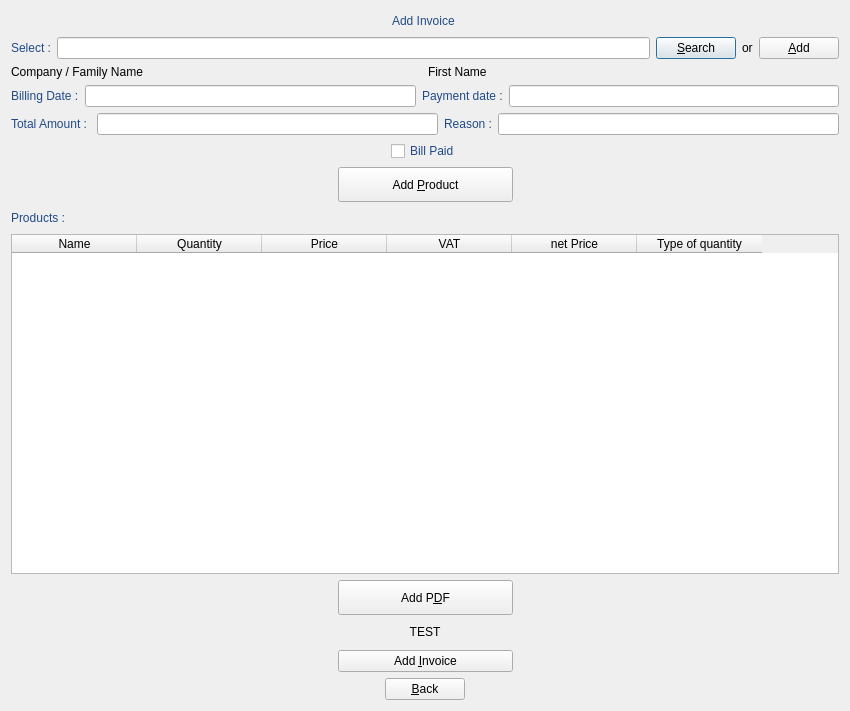
Qt form manageBill/dialogaddinvoice.ui (JMainard/manageBill) before a commit.
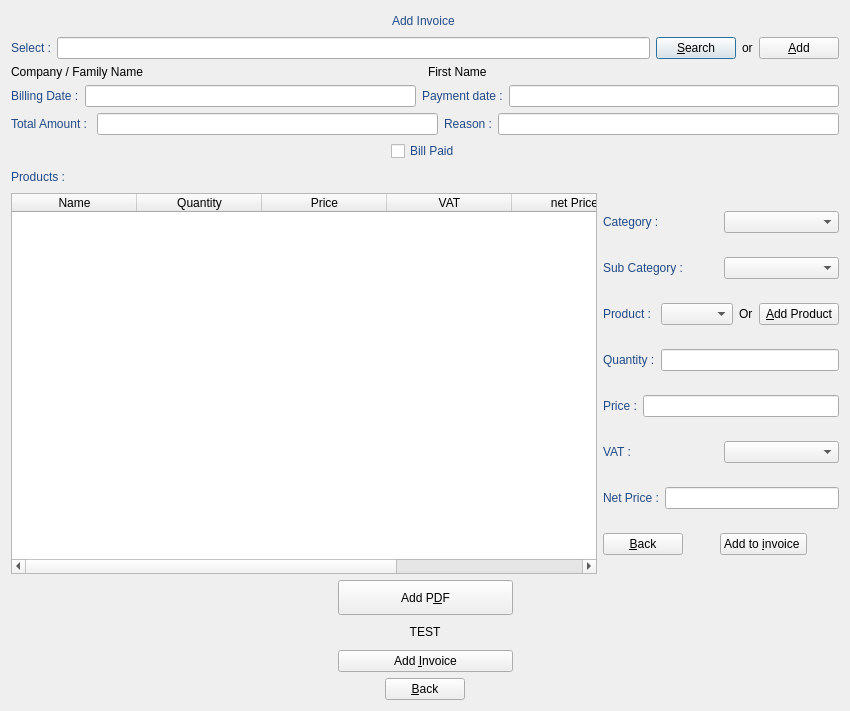
The same form after that commit. Icons and pictures are not drawn.

What changed in the file:
```diff
--- a/manageBill/dialogaddinvoice.ui
+++ b/manageBill/dialogaddinvoice.ui
@@ -271,60 +271,7 @@
     </layout>
    </item>
    <item row="6" column="0">
-    <layout class="QGridLayout" name="gridLayout_11">
-     <item row="0" column="0">
-      <spacer name="horizontalSpacer">
-       <property name="orientation">
-        <enum>Qt::Horizontal</enum>
-       </property>
-       <property name="sizeHint" stdset="0">
-        <size>
-         <width>40</width>
-         <height>20</height>
-        </size>
-       </property>
-      </spacer>
-     </item>
-     <item row="0" column="1">
-      <widget class="QPushButton" name="pushButtonAddProduct">
-       <property name="minimumSize">
-        <size>
-         <width>175</width>
-         <height>35</height>
-        </size>
-       </property>
-       <property name="styleSheet">
-        <string notr="true">font: 75 14pt &quot;URW Palladio L&quot;;</string>
-       </property>
-       <property name="text">
-        <string>Add &amp;Product</string>
-       </property>
-       <property name="icon">
-        <iconset resource="icon.qrc">
-         <normaloff>:/icon/image/add24.png</normaloff>:/icon/image/add24.png</iconset>
-       </property>
-       <property name="iconSize">
-        <size>
-         <width>24</width>
-         <height>24</height>
-        </size>
-       </property>
-      </widget>
-     </item>
-     <item row="0" column="2">
-      <spacer name="horizontalSpacer_2">
-       <property name="orientation">
-        <enum>Qt::Horizontal</enum>
-       </property>
-       <property name="sizeHint" stdset="0">
-        <size>
-         <width>40</width>
-         <height>20</height>
-        </size>
-       </property>
-      </spacer>
-     </item>
-    </layout>
+    <layout class="QGridLayout" name="gridLayout_11"/>
    </item>
    <item row="7" column="0">
     <layout class="QGridLayout" name="gridLayout_5">
@@ -355,6 +302,8 @@
     </layout>
    </item>
    <item row="8" column="0">
+    <layout class="QGridLayout" name="gridLayout_30">
+     <item row="0" column="0">
     <widget class="QTableWidget" name="tableWidgetProduct">
      <property name="minimumSize">
       <size>
@@ -414,6 +363,241 @@
       </property>
      </column>
     </widget>
+     </item>
+     <item row="0" column="1">
+      <layout class="QGridLayout" name="gridLayout_29">
+       <item row="1" column="0">
+        <layout class="QGridLayout" name="gridLayout_27">
+         <item row="0" column="0">
+          <widget class="QLabel" name="labelSubCategory">
+           <property name="styleSheet">
+            <string notr="true">font: 75 13pt &quot;URW Palladio L&quot;;
+color: rgb(32, 74, 135);</string>
+           </property>
+           <property name="text">
+            <string>Sub Category :</string>
+           </property>
+          </widget>
+         </item>
+         <item row="0" column="1">
+          <widget class="QComboBox" name="comboBoxSCategory"/>
+         </item>
+        </layout>
+       </item>
+       <item row="2" column="0">
+        <layout class="QGridLayout" name="gridLayout_26">
+         <item row="0" column="0">
+          <widget class="QLabel" name="labelSelectProduct">
+           <property name="styleSheet">
+            <string notr="true">font: 75 13pt &quot;URW Palladio L&quot;;
+color: rgb(32, 74, 135);</string>
+           </property>
+           <property name="text">
+            <string>Product : </string>
+           </property>
+          </widget>
+         </item>
+         <item row="0" column="1">
+          <widget class="QComboBox" name="comboBoxProduct_2"/>
+         </item>
+         <item row="0" column="2">
+          <widget class="QLabel" name="labelOr_3">
+           <property name="styleSheet">
+            <string notr="true">font: 75 13pt &quot;URW Palladio L&quot;;</string>
+           </property>
+           <property name="text">
+            <string>Or</string>
+           </property>
+          </widget>
+         </item>
+         <item row="0" column="3">
+          <widget class="QPushButton" name="pushButtonAddNewProduct">
+           <property name="styleSheet">
+            <string notr="true">font: 75 13pt &quot;URW Palladio L&quot;;
+</string>
+           </property>
+           <property name="text">
+            <string>&amp;Add Product</string>
+           </property>
+           <property name="icon">
+            <iconset resource="icon.qrc">
+             <normaloff>:/icon/image/add24.png</normaloff>:/icon/image/add24.png</iconset>
+           </property>
+           <property name="iconSize">
+            <size>
+             <width>24</width>
+             <height>24</height>
+            </size>
+           </property>
+          </widget>
+         </item>
+        </layout>
+       </item>
+       <item row="3" column="0">
+        <layout class="QGridLayout" name="gridLayout_25">
+         <item row="0" column="0">
+          <widget class="QLabel" name="labelQuantity_2">
+           <property name="styleSheet">
+            <string notr="true">font: 75 13pt &quot;URW Palladio L&quot;;
+color: rgb(32, 74, 135);</string>
+           </property>
+           <property name="text">
+            <string>Quantity :</string>
+           </property>
+          </widget>
+         </item>
+         <item row="0" column="1">
+          <widget class="QLineEdit" name="lineEditQuantity_2"/>
+         </item>
+        </layout>
+       </item>
+       <item row="4" column="0">
+        <layout class="QGridLayout" name="gridLayout_24">
+         <item row="0" column="0">
+          <widget class="QLabel" name="labelPrice_2">
+           <property name="styleSheet">
+            <string notr="true">font: 75 13pt &quot;URW Palladio L&quot;;
+color: rgb(32, 74, 135);</string>
+           </property>
+           <property name="text">
+            <string>Price :</string>
+           </property>
+          </widget>
+         </item>
+         <item row="0" column="1">
+          <widget class="QLineEdit" name="lineEditPrice_2"/>
+         </item>
+        </layout>
+       </item>
+       <item row="5" column="0">
+        <layout class="QGridLayout" name="gridLayout_23">
+         <item row="0" column="0">
+          <widget class="QLabel" name="labelVAT_2">
+           <property name="styleSheet">
+            <string notr="true">font: 75 13pt &quot;URW Palladio L&quot;;
+color: rgb(32, 74, 135);</string>
+           </property>
+           <property name="text">
+            <string>VAT :</string>
+           </property>
+          </widget>
+         </item>
+         <item row="0" column="1">
+          <widget class="QComboBox" name="comboBoxVAT_2"/>
+         </item>
+        </layout>
+       </item>
+       <item row="6" column="0">
+        <layout class="QGridLayout" name="gridLayout_22">
+         <item row="0" column="0">
+          <widget class="QLabel" name="labelNetPrice_3">
+           <property name="styleSheet">
+            <string notr="true">font: 75 13pt &quot;URW Palladio L&quot;;
+color: rgb(32, 74, 135);</string>
+           </property>
+           <property name="text">
+            <string>Net Price :</string>
+           </property>
+          </widget>
+         </item>
+         <item row="0" column="1">
+          <widget class="QLineEdit" name="lineEditNetPrice_3"/>
+         </item>
+        </layout>
+       </item>
+       <item row="7" column="0">
+        <layout class="QGridLayout" name="gridLayout_20">
+         <item row="0" column="1">
+          <spacer name="horizontalSpacer_16">
+           <property name="orientation">
+            <enum>Qt::Horizontal</enum>
+           </property>
+           <property name="sizeHint" stdset="0">
+            <size>
+             <width>40</width>
+             <height>20</height>
+            </size>
+           </property>
+          </spacer>
+         </item>
+         <item row="0" column="0">
+          <widget class="QPushButton" name="pushButtonSuppr">
+           <property name="styleSheet">
+            <string notr="true">font: 75 13pt &quot;URW Palladio L&quot;;
+</string>
+           </property>
+           <property name="text">
+            <string>&amp;Back</string>
+           </property>
+           <property name="icon">
+            <iconset resource="icon.qrc">
+             <normaloff>:/icon/image/undo24.png</normaloff>:/icon/image/undo24.png</iconset>
+           </property>
+           <property name="iconSize">
+            <size>
+             <width>24</width>
+             <height>24</height>
+            </size>
+           </property>
+          </widget>
+         </item>
+         <item row="0" column="3">
+          <spacer name="horizontalSpacer_17">
+           <property name="orientation">
+            <enum>Qt::Horizontal</enum>
+           </property>
+           <property name="sizeHint" stdset="0">
+            <size>
+             <width>40</width>
+             <height>20</height>
+            </size>
+           </property>
+          </spacer>
+         </item>
+         <item row="0" column="2">
+          <widget class="QPushButton" name="pushButtonAddProductToInvoice">
+           <property name="styleSheet">
+            <string notr="true">font: 75 13pt &quot;URW Palladio L&quot;;
+</string>
+           </property>
+           <property name="text">
+            <string>Add to &amp;invoice </string>
+           </property>
+           <property name="icon">
+            <iconset resource="icon.qrc">
+             <normaloff>:/icon/image/add24.png</normaloff>:/icon/image/add24.png</iconset>
+           </property>
+           <property name="iconSize">
+            <size>
+             <width>24</width>
+             <height>24</height>
+            </size>
+           </property>
+          </widget>
+         </item>
+        </layout>
+       </item>
+       <item row="0" column="0">
+        <layout class="QGridLayout" name="gridLayout_28">
+         <item row="0" column="0">
+          <widget class="QLabel" name="labelCategory">
+           <property name="styleSheet">
+            <string notr="true">font: 75 13pt &quot;URW Palladio L&quot;;
+color: rgb(32, 74, 135);</string>
+           </property>
+           <property name="text">
+            <string>Category : </string>
+           </property>
+          </widget>
+         </item>
+         <item row="0" column="1">
+          <widget class="QComboBox" name="comboBoxCategory_2"/>
+         </item>
+        </layout>
+       </item>
+      </layout>
+     </item>
+    </layout>
    </item>
    <item row="9" column="0">
     <layout class="QGridLayout" name="gridLayout_7">
```
Left out of the diff: 2 changed lines with no effect on the pictures. Lines whose indentation alone changed are shown as unchanged.
